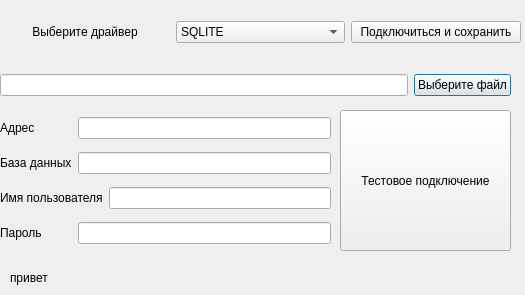
Before: the Qt Designer form connect_db.ui in mikhailKhmel/database_viewer, drawn with Qt 5.
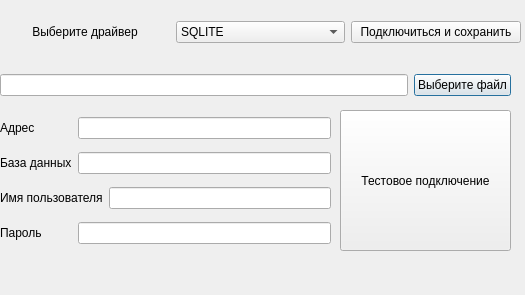
After: the same form once the commit is applied.

```diff
--- a/connect_db.ui
+++ b/connect_db.ui
@@ -169,7 +169,7 @@
     </rect>
    </property>
    <property name="text">
-    <string>привет</string>
+    <string/>
    </property>
   </widget>
  </widget>
```
